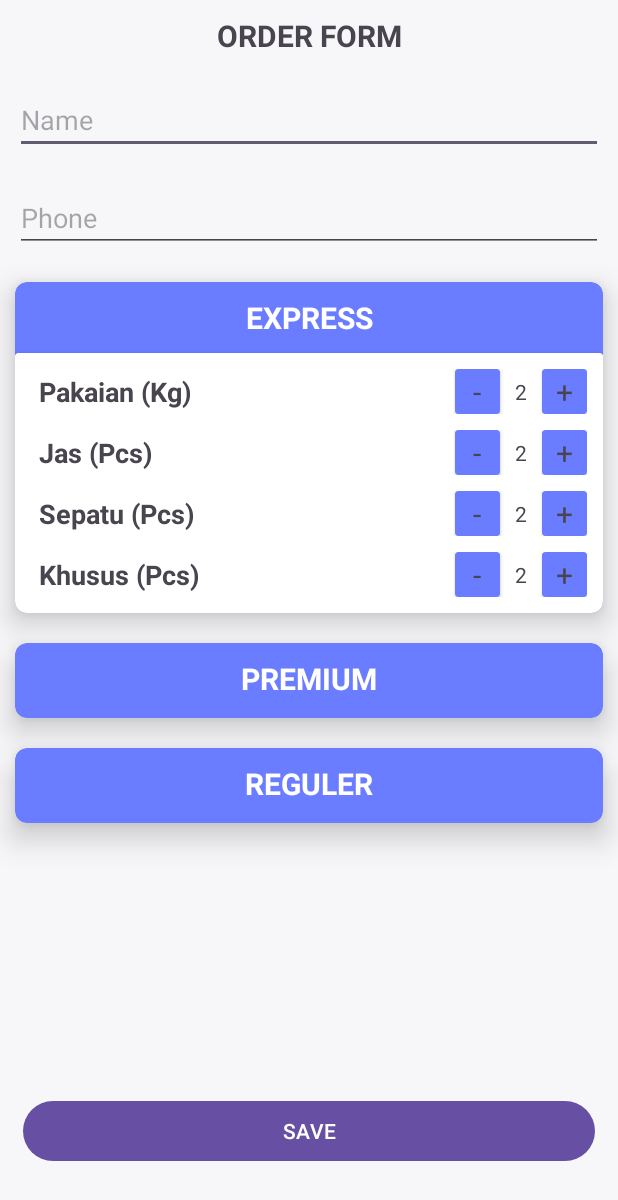
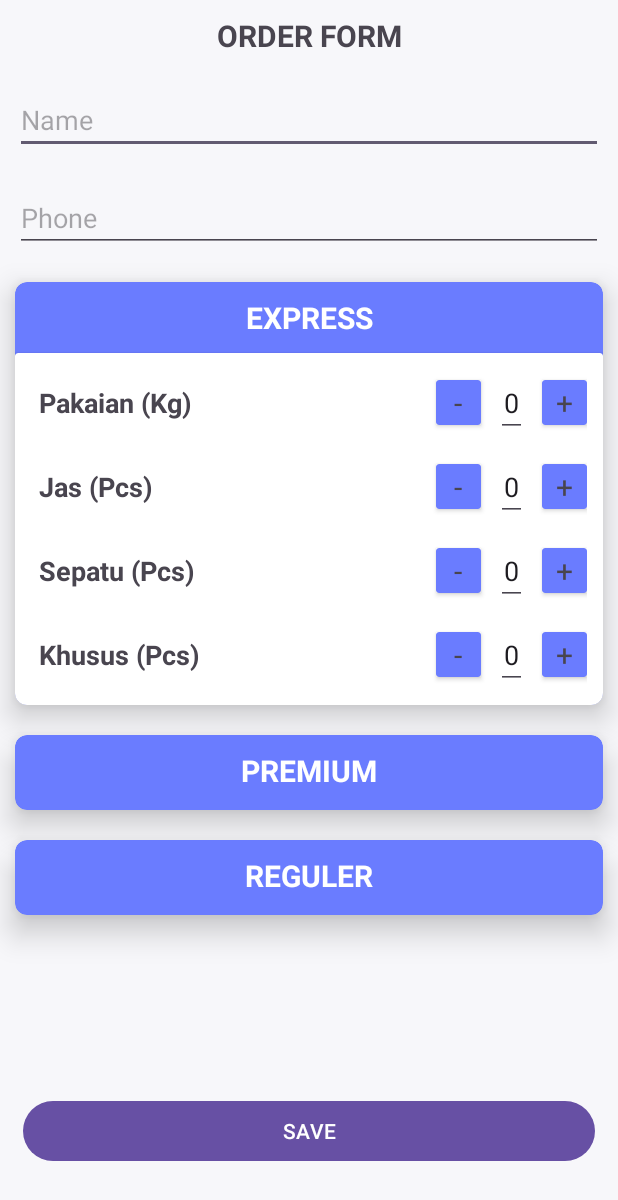
Before and after one commit to UkurUkurMan/LaundryU, an Android app: the OrderAct screen opened directly, with no data from a screen before it, after a tap on an icon or button, on a phone screen of 412 x 824 dp. Shown: the top 1200 px of the screen. Run offline under Robolectric (Android 15) with nearby library versions, the phone set to English and light mode, and no system bars.

Commit message:
Create Expandable Menu (Editable Single Menu Only) Next Step:  Make Menus are Functionally

```diff
--- a/app/src/main/java/com/laundryukurukur/OrderAct.kt
+++ b/app/src/main/java/com/laundryukurukur/OrderAct.kt
@@ -7,6 +7,7 @@ import android.view.View
 import android.widget.Button
 import android.widget.EditText
 import android.widget.LinearLayout
+import android.widget.TextView
 import androidx.cardview.widget.CardView
 import androidx.recyclerview.widget.RecyclerView
 import com.laundryukurukur.database.Order
@@ -26,11 +27,25 @@ class OrderAct : AppCompatActivity() {
     private lateinit var expand1: Button
     private lateinit var expand2: Button
     private lateinit var expand3: Button
+
+    private lateinit var plus1: CardView
+    private lateinit var plus2: CardView
+    private lateinit var plus3: CardView
+    private lateinit var plus4: CardView
+    private lateinit var min1: CardView
+    private lateinit var min2: CardView
+    private lateinit var min3: CardView
+    private lateinit var min4: CardView
+    private lateinit var item1: EditText
+    private lateinit var item2: EditText
+    private lateinit var item3: EditText
+    private lateinit var item4: EditText
     override fun onCreate(savedInstanceState: Bundle?) {
         super.onCreate(savedInstanceState)
         binding = ActivityOrderBinding.inflate(layoutInflater)
         setContentView(binding.root)
         setUpListener()
+        editItem()
 
         expandLinear1 = findViewById(R.id.expandLinear)
         expandLinear2 = findViewById(R.id.expandLinear2)
@@ -46,23 +61,110 @@ class OrderAct : AppCompatActivity() {
             expandLinear1.visibility = v
             expandLinear2.visibility = View.GONE
             expandLinear3.visibility = View.GONE
-
+            resetCount()
         }
         expand2.setOnClickListener{
             val v = if (expandLinear2.visibility == View.GONE) View.VISIBLE else View.GONE
             expandLinear2.visibility = v
             expandLinear1.visibility = View.GONE
             expandLinear3.visibility = View.GONE
-
+            resetCount()
         }
         expand3.setOnClickListener{
             val v = if (expandLinear3.visibility == View.GONE) View.VISIBLE else View.GONE
             expandLinear3.visibility = v
             expandLinear2.visibility = View.GONE
             expandLinear1.visibility = View.GONE
+            resetCount()
+        }
+    }
+    fun editItem() {
+        item1 = findViewById(R.id.itemPkn)
+        item2 = findViewById(R.id.itemJas)
+        item3 = findViewById(R.id.itemSpt)
+        item4 = findViewById(R.id.itemKhusus)
 
-        }
+        plus1 = findViewById(R.id.plusPkn)
+        plus2 = findViewById(R.id.plusJas)
+        plus3 = findViewById(R.id.plusSpt)
+        plus4 = findViewById(R.id.plusKhusus)
 
+        min1 = findViewById(R.id.minPkn)
+        min2 = findViewById(R.id.minJas)
+        min3 = findViewById(R.id.minSpt)
+        min4 = findViewById(R.id.minKhusus)
+
+        var itemPkn = Integer.parseInt(item1.text.toString())
+        var itemJas = Integer.parseInt(item2.text.toString())
+        var itemSpt = Integer.parseInt(item3.text.toString())
+        var itemKhs = Integer.parseInt(item4.text.toString())
+
+            plus1.setOnClickListener {
+                itemPkn += 1
+                item1.setText(Integer.toString(itemPkn))
+                print("Plus Clicked")
+            }
+            min1.setOnClickListener {
+                if (itemPkn == 0) {
+                    itemPkn = 0
+                } else {
+                    itemPkn -= 1
+                }
+                item1.setText(Integer.toString(itemPkn))
+                print("Min Clicked")
+            }
+
+            plus2.setOnClickListener {
+                itemJas += 1
+                item2.setText(Integer.toString(itemJas))
+                print("Plus Clicked")
+            }
+            min2.setOnClickListener {
+                if (itemJas == 0) {
+                    itemJas = 0
+                } else {
+                    itemJas -= 1
+                }
+                item2.setText(Integer.toString(itemJas))
+                print("Min Clicked")
+            }
+
+            plus3.setOnClickListener {
+                itemSpt += 1
+                item3.setText(Integer.toString(itemSpt))
+                print("Plus Clicked")
+            }
+            min3.setOnClickListener {
+                if (itemSpt == 0) {
+                    itemSpt = 0
+                } else {
+                    itemSpt -= 1
+                }
+                item3.setText(Integer.toString(itemSpt))
+                print("Min Clicked")
+            }
+
+            plus4.setOnClickListener {
+                itemKhs += 1
+                item4.setText(Integer.toString(itemKhs))
+                print("Plus Clicked")
+            }
+            min4.setOnClickListener {
+                if (itemKhs == 0) {
+                    itemKhs = 0
+                } else {
+                    itemKhs -= 1
+                }
+                item4.setText(Integer.toString(itemKhs))
+                print("Min Clicked")
+            }
+    }
+
+    fun resetCount() {
+        item1.setText(Integer.toString(0))
+        item2.setText(Integer.toString(0))
+        item3.setText(Integer.toString(0))
+        item4.setText(Integer.toString(0))
     }
     fun setUpListener() {
         val btn: Button = findViewById(R.id.btnSave)
--- a/app/src/main/res/layout/card_expand.xml
+++ b/app/src/main/res/layout/card_expand.xml
@@ -31,6 +31,7 @@
                 android:gravity="right"
                 android:layout_gravity="center">
                 <androidx.cardview.widget.CardView
+                    android:id="@+id/minPkn"
                     android:layout_width="30dp"
                     android:layout_height="30dp"
                     android:layout_gravity="center"
@@ -43,16 +44,18 @@
                         android:layout_gravity="center"/>
                 </androidx.cardview.widget.CardView>
 
-                <TextView
+                <EditText
+                    android:id="@+id/itemPkn"
+                    android:editable="false"
                     android:layout_width="wrap_content"
                     android:layout_height="wrap_content"
                     android:layout_marginLeft="10dp"
                     android:layout_marginRight="10dp"
-                    android:text="2"
-
-                    android:layout_gravity="center"/>
+                    android:text="0"
+                    android:gravity="center"/>
 
                 <androidx.cardview.widget.CardView
+                    android:id="@+id/plusPkn"
                     android:layout_width="30dp"
                     android:layout_height="30dp"
                     android:layout_gravity="center"
@@ -87,6 +90,7 @@
                 android:gravity="right"
                 android:layout_gravity="center">
                 <androidx.cardview.widget.CardView
+                    android:id="@+id/minJas"
                     android:layout_width="30dp"
                     android:layout_height="30dp"
                     android:layout_gravity="center"
@@ -99,15 +103,18 @@
                         android:layout_gravity="center"/>
                 </androidx.cardview.widget.CardView>
 
-                <TextView
+                <EditText
+                    android:id="@+id/itemJas"
+                    android:editable="false"
                     android:layout_width="wrap_content"
                     android:layout_height="wrap_content"
                     android:layout_marginLeft="10dp"
                     android:layout_marginRight="10dp"
-                    android:text="2"
-                    android:layout_gravity="center"/>
+                    android:text="0"
+                    android:gravity="center"/>
 
                 <androidx.cardview.widget.CardView
+                    android:id="@+id/plusJas"
                     android:layout_width="30dp"
                     android:layout_height="30dp"
                     android:layout_gravity="center"
@@ -143,6 +150,7 @@
                 android:gravity="right"
                 android:layout_gravity="center">
                 <androidx.cardview.widget.CardView
+                    android:id="@+id/minSpt"
                     android:layout_width="30dp"
                     android:layout_height="30dp"
                     android:layout_gravity="center"
@@ -155,15 +163,18 @@
                         android:layout_gravity="center"/>
                 </androidx.cardview.widget.CardView>
 
-                <TextView
+                <EditText
+                    android:id="@+id/itemSpt"
+                    android:editable="false"
                     android:layout_width="wrap_content"
                     android:layout_height="wrap_content"
                     android:layout_marginLeft="10dp"
                     android:layout_marginRight="10dp"
-                    android:text="2"
-                    android:layout_gravity="center"/>
+                    android:text="0"
+                    android:gravity="center"/>
 
                 <androidx.cardview.widget.CardView
+                    android:id="@+id/plusSpt"
                     android:layout_width="30dp"
                     android:layout_height="30dp"
                     android:layout_gravity="center"
@@ -198,6 +209,7 @@
                 android:gravity="right"
                 android:layout_gravity="center">
                 <androidx.cardview.widget.CardView
+                    android:id="@+id/minKhusus"
                     android:layout_width="30dp"
                     android:layout_height="30dp"
                     android:layout_gravity="center"
@@ -210,15 +222,18 @@
                         android:layout_gravity="center"/>
                 </androidx.cardview.widget.CardView>
 
-                <TextView
+                <EditText
+                    android:id="@+id/itemKhusus"
+                    android:editable="false"
                     android:layout_width="wrap_content"
                     android:layout_height="wrap_content"
                     android:layout_marginLeft="10dp"
                     android:layout_marginRight="10dp"
-                    android:text="2"
-                    android:layout_gravity="center"/>
+                    android:text="0"
+                    android:gravity="center"/>
 
                 <androidx.cardview.widget.CardView
+                    android:id="@+id/plusKhusus"
                     android:layout_width="30dp"
                     android:layout_height="30dp"
                     android:layout_gravity="center"
```
Also changed, not shown: app/src/main/res/drawable/circle_button.xml (added, +13 -0 lines).
